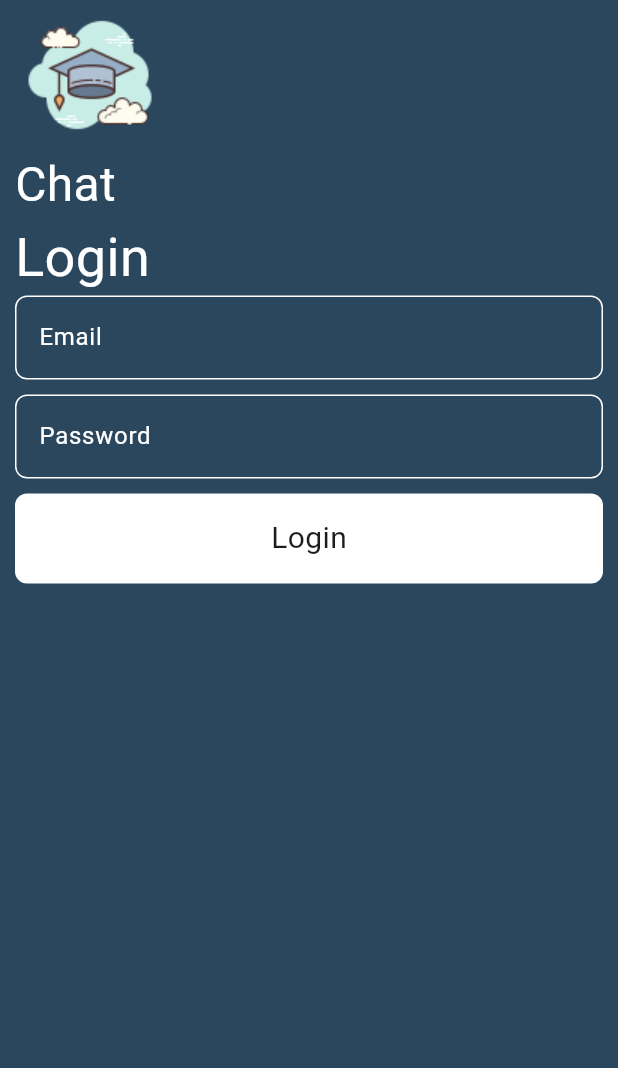
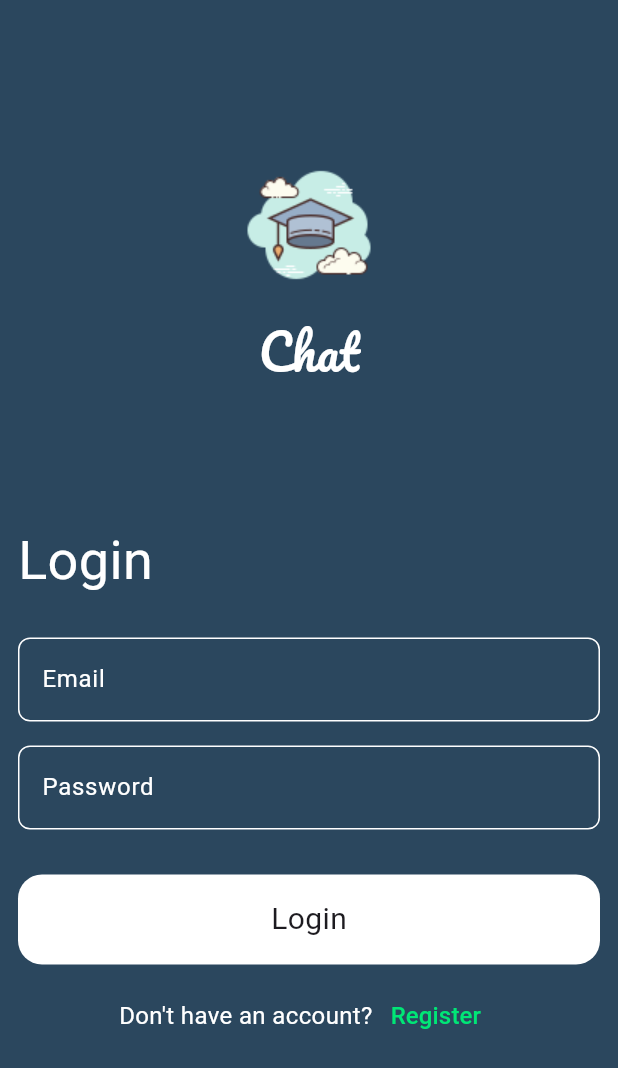
Before and after one commit to Naguib5/ChatApp, a Flutter app: the screen it shows after launch, on a phone screen of 412 x 824 dp. Shown: the top 1068 px of the screen. Run offline on Flutter 3.47's test engine with Material 3 defaults, Android fonts, the phone set to English and light mode, and no system bars.

Commit message:
login screen done

```diff
--- a/lib/pages/login_page.dart
+++ b/lib/pages/login_page.dart
@@ -10,26 +10,62 @@ class LoginPage extends StatelessWidget {
     return Scaffold(
       backgroundColor: const Color(0xFF2B475E),
       body: Padding(
-        padding: const EdgeInsets.symmetric(horizontal: 10),
-        child: Column(crossAxisAlignment: CrossAxisAlignment.start, children: [
+        padding: const EdgeInsets.symmetric(horizontal: 12),
+        child: Column(children: [
+          const SizedBox(
+            height: 100,
+          ),
           Image.asset('assets/images/scholar.png'),
+          const SizedBox(
+            height: 12,
+          ),
           const Text('Chat',
-              style: TextStyle(fontSize: 32, color: Colors.white)),
-          const Text('Login',
-              style: TextStyle(fontSize: 36, color: Colors.white)),
+              style: TextStyle(
+                  fontSize: 32, color: Colors.white, fontFamily: 'Pacifico')),
+          const SizedBox(
+            height: 90,
+          ),
+          const Row(
+            children: [
+              Text('Login',
+                  style: TextStyle(fontSize: 36, color: Colors.white)),
+            ],
+          ),
+          const SizedBox(
+            height: 26,
+          ),
           CustomTextField(
             hintText: 'Email',
           ),
-          SizedBox(
-            height: 10,
+          const SizedBox(
+            height: 16,
           ),
           CustomTextField(
             hintText: 'Password',
           ),
-          SizedBox(
+          const SizedBox(
+            height: 30,
+          ),
+          const CustomButton(),
+          const SizedBox(
             height: 10,
           ),
-          CustomButton(),
+          Row(
+            mainAxisAlignment: MainAxisAlignment.center,
+            children: [
+              const Text('Don\'t have an account?',
+                  style: TextStyle(fontSize: 16, color: Colors.white)),
+              TextButton(
+                  onPressed: () {},
+                  child: const Text(
+                    'Register',
+                    style: TextStyle(
+                      fontSize: 16,
+                      color: Color(0xFF00E676),
+                    ),
+                  ))
+            ],
+          )
         ]),
       ),
     );
--- a/lib/widgets/custom_button.dart
+++ b/lib/widgets/custom_button.dart
@@ -10,7 +10,7 @@ class CustomButton extends StatelessWidget {
       height: 60,
       decoration: BoxDecoration(
         color: Colors.white,
-        borderRadius: BorderRadius.circular(8),
+        borderRadius: BorderRadius.circular(16),
       ),
       child: const Center(
         child: Text(
```
